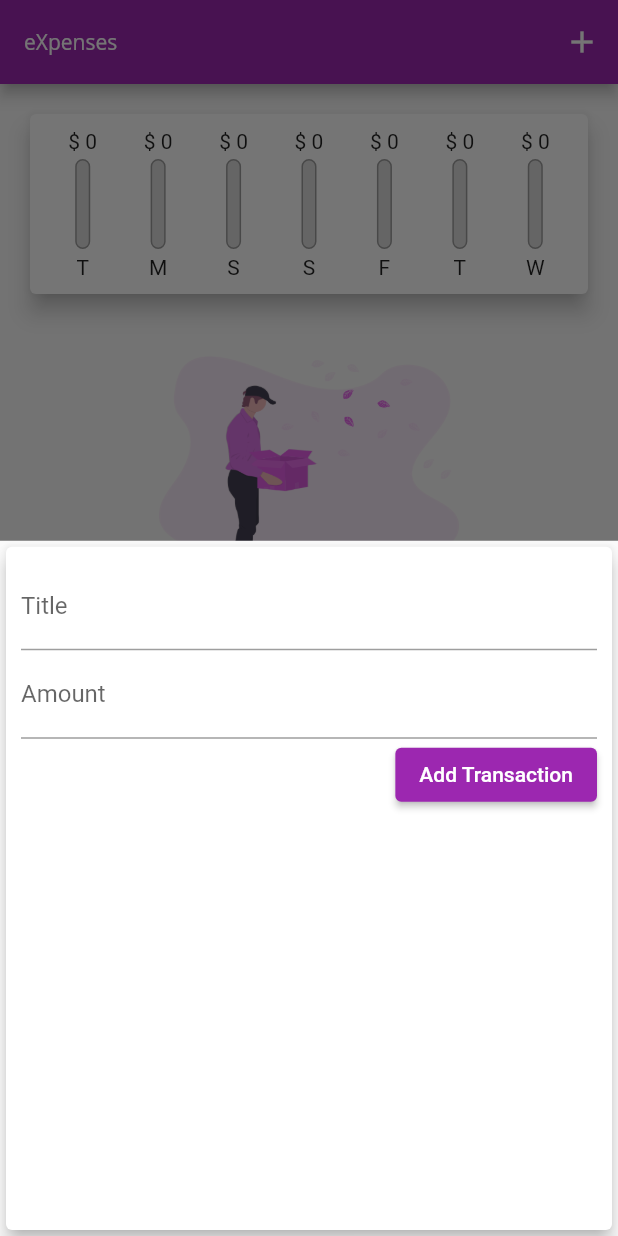
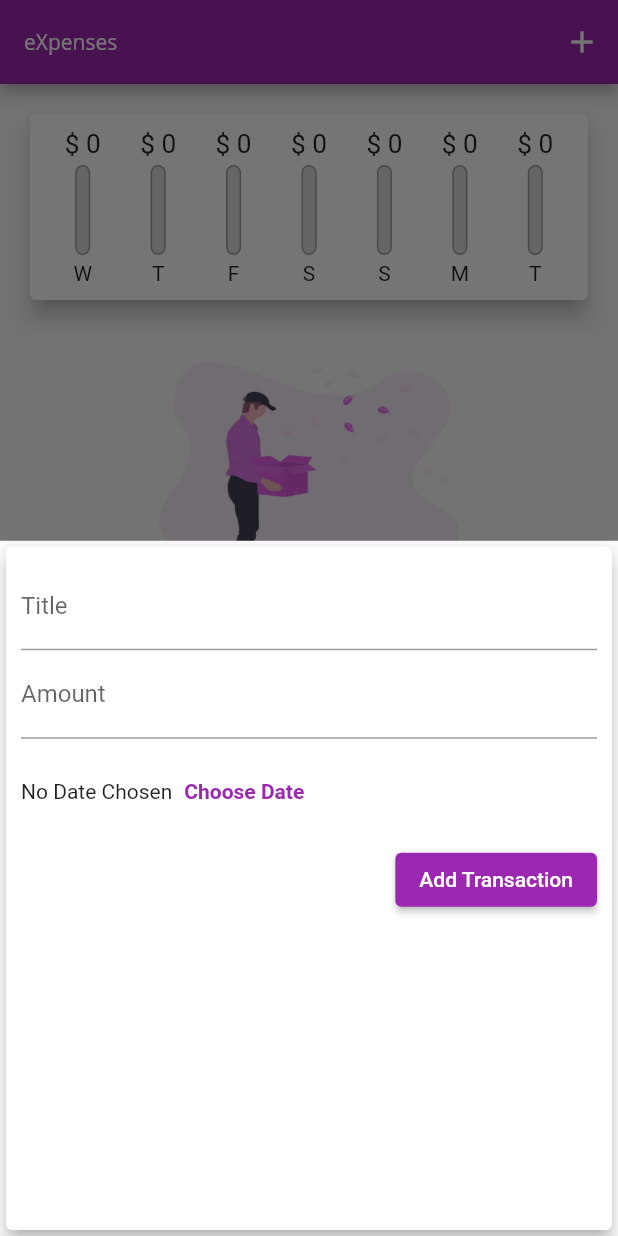
Before and after one commit to Alpha2Chris14/expensesApp, a Flutter app: the screen it shows after launch, after a tap on the "add" icon, on a phone screen of 412 x 824 dp. Run offline on Flutter 3.47's test engine with Material 2 defaults, Android fonts, the phone set to English and light mode, and no system bars.

Commit message:
added date picker to new items

```diff
--- a/lib/widgets/chart.dart
+++ b/lib/widgets/chart.dart
@@ -25,7 +25,7 @@ class Chart extends StatelessWidget {
           'amount': totalSum,
         };
       },
-    );
+    ).reversed.toList();
   }
 
   double get totalSpending {
--- a/lib/widgets/chart_bar.dart
+++ b/lib/widgets/chart_bar.dart
@@ -14,8 +14,11 @@ class ChartBar extends StatelessWidget {
   Widget build(BuildContext context) {
     return Column(
       children: [
-        FittedBox(
-          child: Text('\$ ${spendingAmount.toStringAsFixed(0)}'),
+        Container(
+          height: 20,
+          child: FittedBox(
+            child: Text('\$ ${spendingAmount.toStringAsFixed(0)}'),
+          ),
         ),
         SizedBox(
           height: 4,
--- a/lib/widgets/new_transaction.dart
+++ b/lib/widgets/new_transaction.dart
@@ -50,6 +50,30 @@ class _NewTransactionState extends State<NewTransaction> {
             controller: amountController,
             onSubmitted: (_) => submitData(),
           ),
+          Container(
+            height: 70,
+            child: Row(
+              children: [
+                Text("No Date Chosen"),
+                TextButton(
+                  onPressed: () {
+                    showDatePicker(
+                      context: context,
+                      initialDate: DateTime.now(),
+                      firstDate: DateTime.now(),
+                      lastDate: DateTime.now(),
+                    );
+                  },
+                  child: const Text(
+                    "Choose Date",
+                    style: TextStyle(
+                      fontWeight: FontWeight.bold,
+                    ),
+                  ),
+                )
+              ],
+            ),
+          ),
           ElevatedButton(
             style: ElevatedButton.styleFrom(backgroundColor: Colors.purple),
             onPressed: submitData,
```
Also changed, not shown: lib/widgets/alternativeList.txt (added, +42 -0 lines), lib/widgets/transaction_list.dart (+21 -37 lines).
